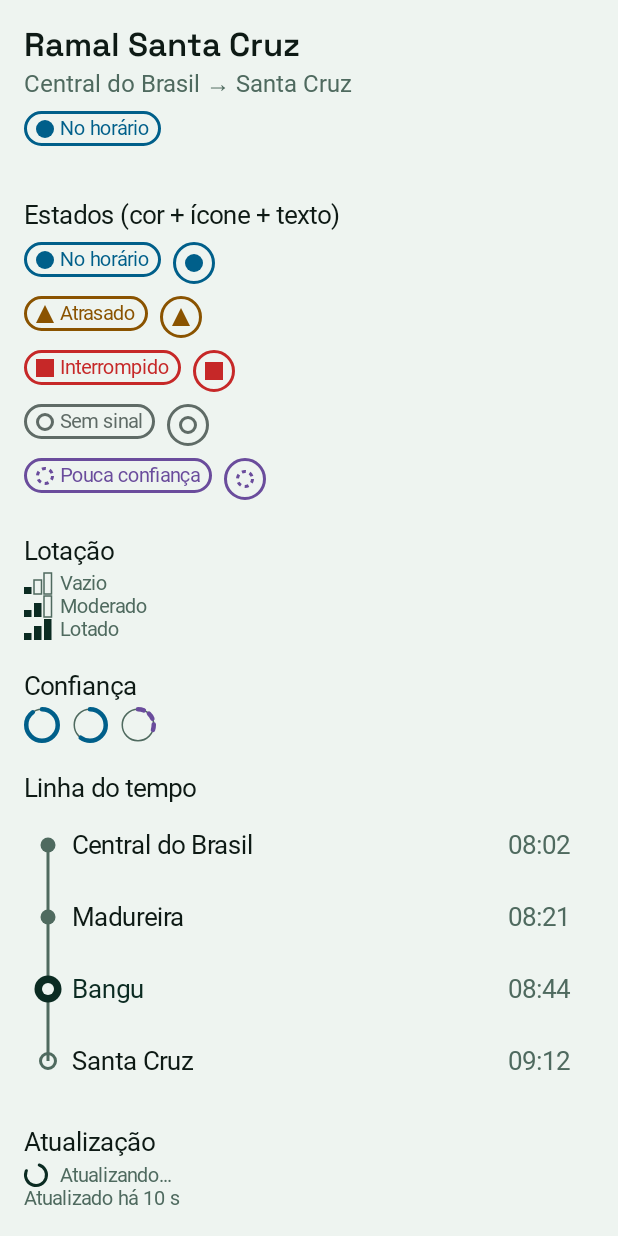
After one commit to dantas-cloud-18/malha-viva-monorepo, an Android app built with Jetpack Compose: the composable CatalogScreen shown on its own in the app's theme, on a phone screen of 412 x 824 dp. The commit adds this screen. Run offline under Robolectric (Android 15) with nearby library versions, the phone set to English and light mode, and no system bars; Roboto replaces fonts that are not available here.

Commit message:
feat(android): add design system catalog screen

```diff
--- /dev/null
+++ b/android/app/src/main/kotlin/br/malhaviva/app/CatalogScreen.kt
@@ -0,0 +1,113 @@
+package br.malhaviva.app
+
+import androidx.compose.foundation.layout.Column
+import androidx.compose.foundation.layout.Row
+import androidx.compose.foundation.layout.Spacer
+import androidx.compose.foundation.layout.fillMaxSize
+import androidx.compose.foundation.layout.height
+import androidx.compose.foundation.layout.padding
+import androidx.compose.foundation.layout.statusBarsPadding
+import androidx.compose.foundation.rememberScrollState
+import androidx.compose.foundation.verticalScroll
+import androidx.compose.material3.MaterialTheme
+import androidx.compose.material3.Surface
+import androidx.compose.material3.Text
+import androidx.compose.runtime.Composable
+import androidx.compose.ui.Modifier
+import br.malhaviva.core.designsystem.CheckInButton
+import br.malhaviva.core.designsystem.ConfidenceRing
+import br.malhaviva.core.designsystem.CrowdIndicator
+import br.malhaviva.core.designsystem.CrowdLevel
+import br.malhaviva.core.designsystem.EmptyState
+import br.malhaviva.core.designsystem.LineHeader
+import br.malhaviva.core.designsystem.LineTimeline
+import br.malhaviva.core.designsystem.MalhaVivaSpacing
+import br.malhaviva.core.designsystem.RefreshIndicator
+import br.malhaviva.core.designsystem.StatusBadge
+import br.malhaviva.core.designsystem.StopState
+import br.malhaviva.core.designsystem.TimelineStop
+import br.malhaviva.core.designsystem.TrainMarker
+import br.malhaviva.core.designsystem.TrainStatus
+
+private val labels =
+    mapOf(
+        TrainStatus.OnTime to "No horário",
+        TrainStatus.Delayed to "Atrasado",
+        TrainStatus.Interrupted to "Interrompido",
+        TrainStatus.NoSignal to "Sem sinal",
+        TrainStatus.LowConfidence to "Pouca confiança",
+    )
+
+private val confidences = listOf(HIGH, MID, LOW)
+private const val HIGH = 0.9f
+private const val MID = 0.6f
+private const val LOW = 0.3f
+private const val PERCENT = 100
+
+private val stops =
+    listOf(
+        TimelineStop("Central do Brasil", "08:02", StopState.Passed),
+        TimelineStop("Madureira", "08:21", StopState.Passed),
+        TimelineStop("Bangu", "08:44", StopState.Current),
+        TimelineStop("Santa Cruz", "09:12", StopState.Upcoming),
+    )
+
+/** Catalogo dos componentes e estados do design system (tela de avaliacao visual). */
+@Composable
+fun CatalogScreen() {
+    Surface(Modifier.fillMaxSize()) {
+        Column(
+            Modifier.statusBarsPadding().verticalScroll(rememberScrollState()).padding(bottom = MalhaVivaSpacing.xxl),
+        ) {
+            LineHeader(
+                "Ramal Santa Cruz",
+                "Central do Brasil → Santa Cruz",
+                TrainStatus.OnTime,
+                labels.getValue(TrainStatus.OnTime),
+            )
+            Section("Estados (cor + ícone + texto)") {
+                TrainStatus.entries.forEach { s ->
+                    Row(Modifier.padding(vertical = MalhaVivaSpacing.xs)) {
+                        StatusBadge(s, labels.getValue(s))
+                        Spacer(Modifier.padding(MalhaVivaSpacing.xs))
+                        TrainMarker(s, labels.getValue(s))
+                    }
+                }
+            }
+            Section("Lotação") {
+                CrowdIndicator(CrowdLevel.Empty, "Vazio")
+                CrowdIndicator(CrowdLevel.Moderate, "Moderado")
+                CrowdIndicator(CrowdLevel.Full, "Lotado")
+            }
+            Section("Confiança") {
+                Row {
+                    confidences.forEach {
+                        ConfidenceRing(it, "Confiança ${(it * PERCENT).toInt()}%")
+                        Spacer(Modifier.padding(MalhaVivaSpacing.xs))
+                    }
+                }
+            }
+            Section("Linha do tempo") { LineTimeline(stops) }
+            Section("Atualização") {
+                RefreshIndicator(true, "Atualizando…")
+                RefreshIndicator(false, "Atualizado há 10 s")
+            }
+            Section("Ação") { CheckInButton("Estou no trem", onClick = {}) }
+            Section("Vazio") { EmptyState("Nenhum trem agora", "Quando um trem for detectado ele aparece aqui.") }
+        }
+    }
+}
+
+@Composable
+private fun Section(
+    title: String,
+    content: @Composable () -> Unit,
+) {
+    Spacer(Modifier.height(MalhaVivaSpacing.l))
+    Text(
+        title,
+        style = MaterialTheme.typography.titleMedium,
+        modifier = Modifier.padding(horizontal = MalhaVivaSpacing.l, vertical = MalhaVivaSpacing.xs),
+    )
+    Column(Modifier.padding(horizontal = MalhaVivaSpacing.l)) { content() }
+}
--- a/android/app/src/main/kotlin/br/malhaviva/app/MainActivity.kt
+++ b/android/app/src/main/kotlin/br/malhaviva/app/MainActivity.kt
@@ -10,6 +10,6 @@ import dagger.hilt.android.AndroidEntryPoint
 class MainActivity : ComponentActivity() {
     override fun onCreate(savedInstanceState: Bundle?) {
         super.onCreate(savedInstanceState)
-        setContent { MalhaVivaTheme {} }
+        setContent { MalhaVivaTheme { CatalogScreen() } }
     }
 }
```
